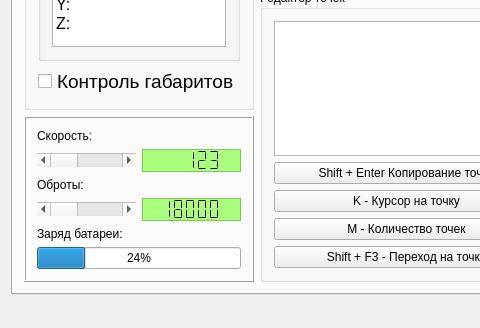
First picture: the form in KAMEditor/mainwindow.ui, repository Xtail96/SML, before the edit; both pictures show x 0 to 480 and y 441 to 769 of the 1099 by 769 pixel window.
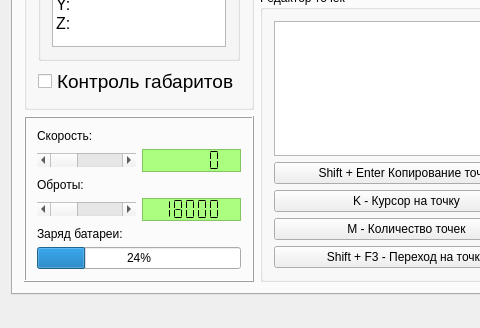
Second picture: the form after the edit. The open tabs and pages were chosen to show the change.

Commit message: Убран пустой файл "stanok.h" Реализация методов перенесена в заголовочый файл (и-за шаблонов) Добавлены методы для работы с координатами Теперь в интерфейсе данные о координатах обновляются 10 раз в секунду

The edit to the form file:
```diff
--- a/KAMEditor/mainwindow.ui
+++ b/KAMEditor/mainwindow.ui
@@ -1532,7 +1532,7 @@
               <enum>QLCDNumber::Flat</enum>
              </property>
              <property name="intValue" stdset="0">
-              <number>123</number>
+              <number>0</number>
              </property>
             </widget>
            </item>
```
Left out of the diff: 8 changed lines with no effect on the pictures. The commit also changes 7 other files.
